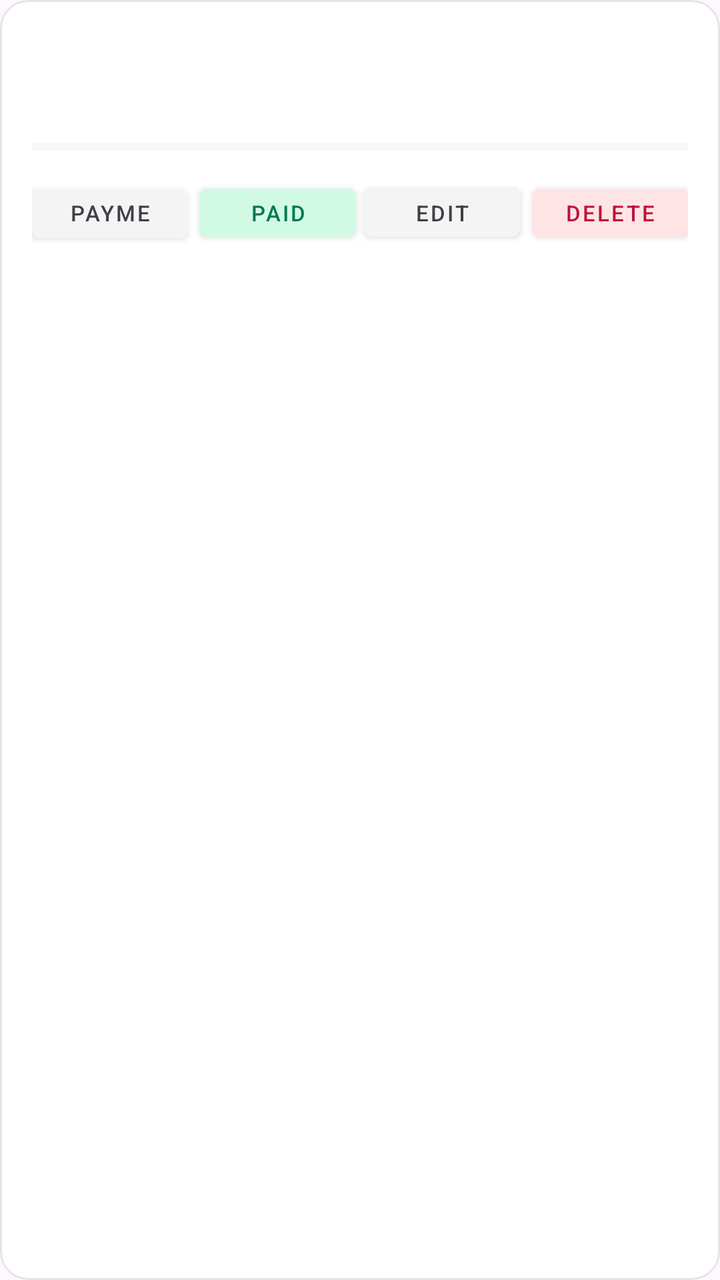
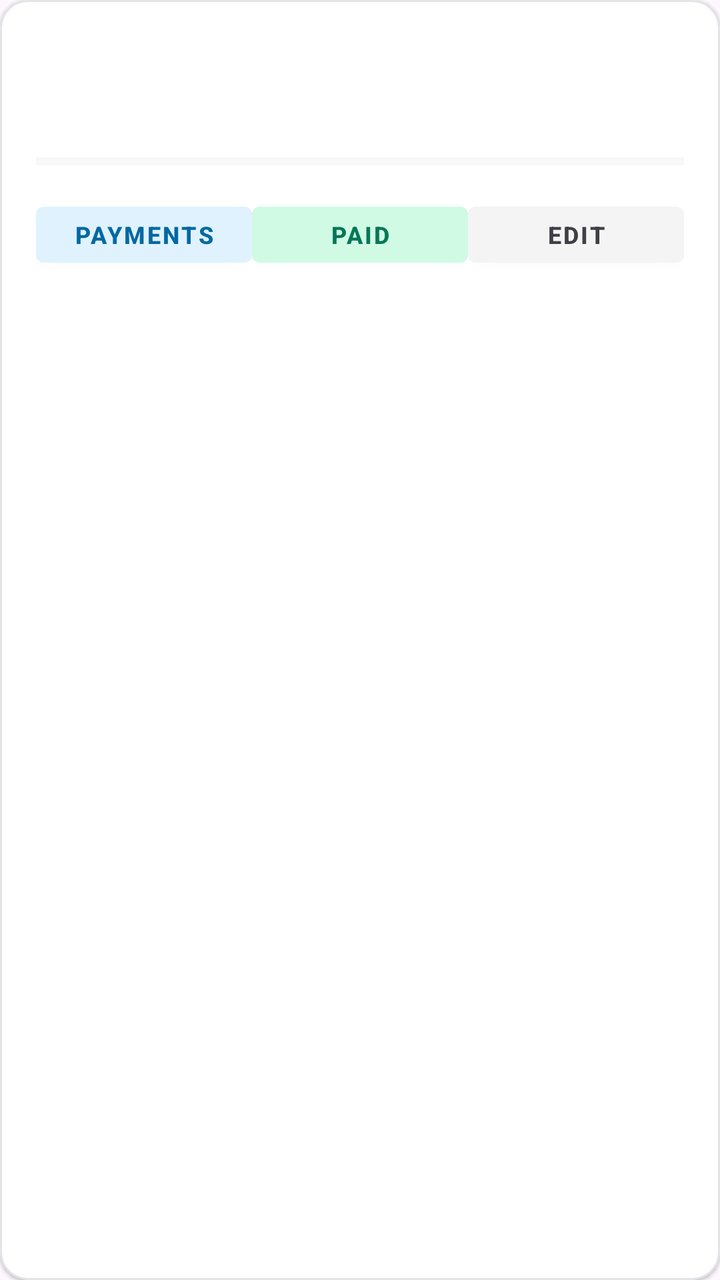

Before-and-after screenshots of an Android layout around one commit, followed by the original layout XML and the change that was made.
<!-- AndroidManifest.xml: application theme Theme.LoanBuddy -->
<!-- res/layout/item_loan.xml -->
<?xml version="1.0" encoding="utf-8"?>
<com.google.android.material.card.MaterialCardView
    xmlns:android="http://schemas.android.com/apk/res/android"
    xmlns:app="http://schemas.android.com/apk/res-auto"
    android:layout_width="match_parent"
    android:layout_height="wrap_content"
    android:layout_marginHorizontal="16dp"
    android:layout_marginVertical="5dp"
    app:cardBackgroundColor="@color/bg_card"
    app:cardCornerRadius="14dp"
    app:cardElevation="0dp"
    app:strokeColor="@color/zinc_200"
    app:strokeWidth="1dp">

    <LinearLayout
        android:layout_width="match_parent"
        android:layout_height="wrap_content"
        android:orientation="vertical"
        android:padding="16dp">

        
        <LinearLayout
            android:layout_width="match_parent"
            android:layout_height="wrap_content"
            android:orientation="horizontal"
            android:gravity="center_vertical">

            <LinearLayout
                android:layout_width="0dp"
                android:layout_height="wrap_content"
                android:layout_weight="1"
                android:orientation="vertical">

                <TextView
                    android:id="@+id/borrower_name"
                    android:layout_width="wrap_content"
                    android:layout_height="wrap_content"
                    android:textColor="@color/zinc_900"
                    android:textSize="16sp"
                    android:textStyle="bold" />

                <LinearLayout
                    android:layout_width="wrap_content"
                    android:layout_height="wrap_content"
                    android:orientation="horizontal"
                    android:layout_marginTop="4dp">

                    <TextView
                        android:id="@+id/status_badge"
                        android:layout_width="wrap_content"
                        android:layout_height="wrap_content"
                        android:paddingHorizontal="8dp"
                        android:paddingVertical="2dp"
                        android:textSize="11sp"
                        android:textStyle="bold" />

                    <TextView
                        android:id="@+id/date_lent"
                        android:layout_width="wrap_content"
                        android:layout_height="wrap_content"
                        android:layout_marginStart="8dp"
                        android:textColor="@color/zinc_500"
                        android:textSize="12sp" />
                </LinearLayout>

                <TextView
                    android:id="@+id/due_date"
                    android:layout_width="wrap_content"
                    android:layout_height="wrap_content"
                    android:layout_marginTop="2dp"
                    android:textColor="@color/rose_600"
                    android:textSize="12sp"
                    android:visibility="gone" />
            </LinearLayout>

            <LinearLayout
                android:layout_width="wrap_content"
                android:layout_height="wrap_content"
                android:orientation="vertical"
                android:gravity="end">

                <TextView
                    android:id="@+id/loan_amount"
                    android:layout_width="wrap_content"
                    android:layout_height="wrap_content"
                    android:textColor="@color/zinc_900"
                    android:textSize="16sp"
                    android:textStyle="bold" />

                <TextView
                    android:id="@+id/remaining"
                    android:layout_width="wrap_content"
                    android:layout_height="wrap_content"
                    android:textColor="@color/rose_600"
                    android:textSize="12sp" />
            </LinearLayout>
        </LinearLayout>

        
        <ProgressBar
            android:id="@+id/progress_bar"
            style="@style/Widget.AppCompat.ProgressBar.Horizontal"
            android:layout_width="match_parent"
            android:layout_height="6dp"
            android:layout_marginTop="10dp"
            android:max="100"
            android:progressTint="@color/emerald_500"
            android:progressBackgroundTint="@color/zinc_200" />

        
        <LinearLayout
            android:layout_width="match_parent"
            android:layout_height="wrap_content"
            android:orientation="horizontal"
            android:layout_marginTop="12dp"
            android:weightSum="4">

            <Button
                android:id="@+id/btn_payments"
                android:layout_width="0dp"
                android:layout_height="36dp"
                android:layout_weight="1"
                android:layout_marginEnd="4dp"
                android:backgroundTint="@color/zinc_100"
                android:text="Payments"
                android:textColor="@color/zinc_700"
                android:textSize="11sp"
                style="@style/Widget.MaterialComponents.Button" />

            <Button
                android:id="@+id/btn_toggle_paid"
                android:layout_width="0dp"
                android:layout_height="36dp"
                android:layout_weight="1"
                android:layout_marginHorizontal="2dp"
                android:backgroundTint="@color/emerald_100"
                android:text="Paid"
                android:textColor="@color/emerald_700"
                android:textSize="11sp"
                style="@style/Widget.MaterialComponents.Button" />

            <Button
                android:id="@+id/btn_edit"
                android:layout_width="0dp"
                android:layout_height="36dp"
                android:layout_weight="1"
                android:layout_marginHorizontal="2dp"
                android:backgroundTint="@color/zinc_100"
                android:text="Edit"
                android:textColor="@color/zinc_700"
                android:textSize="11sp"
                style="@style/Widget.MaterialComponents.Button" />

            <Button
                android:id="@+id/btn_delete"
                android:layout_width="0dp"
                android:layout_height="36dp"
                android:layout_weight="1"
                android:layout_marginStart="4dp"
                android:backgroundTint="@color/rose_100"
                android:text="Delete"
                android:textColor="@color/rose_700"
                android:textSize="11sp"
                style="@style/Widget.MaterialComponents.Button" />
        </LinearLayout>
    </LinearLayout>
</com.google.android.material.card.MaterialCardView>
<!-- resources referenced by this layout -->
<resources>
  <color name="bg_card">#FFFFFF</color>
  <color name="emerald_100">#D1FAE5</color>
  <color name="emerald_500">#10B981</color>
  <color name="emerald_700">#047857</color>
  <color name="rose_100">#FFE4E6</color>
  <color name="rose_600">#E11D48</color>
  <color name="rose_700">#BE123C</color>
  <color name="zinc_100">#F4F4F5</color>
  <color name="zinc_200">#E4E4E7</color>
  <color name="zinc_500">#71717A</color>
  <color name="zinc_700">#3F3F46</color>
  <color name="zinc_900">#18181B</color>
  <style name="Theme.LoanBuddy" parent="Base.Theme.LoanBuddy" />
  <style name="Base.Theme.LoanBuddy" parent="Theme.Material3.DayNight.NoActionBar">
          
          
      </style>
</resources>

<!-- the commit's change to res/layout/item_loan.xml (unified diff, before → after) -->
@@ -5,10 +5,10 @@
     android:layout_width="match_parent"
     android:layout_height="wrap_content"
     android:layout_marginHorizontal="16dp"
-    android:layout_marginVertical="5dp"
+    android:layout_marginVertical="8dp"
     app:cardBackgroundColor="@color/bg_card"
     app:cardCornerRadius="14dp"
-    app:cardElevation="0dp"
+    app:cardElevation="1dp"
     app:strokeColor="@color/zinc_200"
     app:strokeWidth="1dp">
 
@@ -16,14 +16,15 @@
         android:layout_width="match_parent"
         android:layout_height="wrap_content"
         android:orientation="vertical"
-        android:padding="16dp">
+        android:padding="18dp">
 
         
         <LinearLayout
             android:layout_width="match_parent"
             android:layout_height="wrap_content"
             android:orientation="horizontal"
-            android:gravity="center_vertical">
+            android:gravity="center_vertical"
+            android:layout_marginBottom="12dp">
 
             <LinearLayout
                 android:layout_width="0dp"
@@ -37,20 +38,23 @@
                     android:layout_height="wrap_content"
                     android:textColor="@color/zinc_900"
                     android:textSize="16sp"
-                    android:textStyle="bold" />
+                    android:textStyle="bold"
+                    android:maxLines="1"
+                    android:ellipsize="end" />
 
                 <LinearLayout
                     android:layout_width="wrap_content"
                     android:layout_height="wrap_content"
                     android:orientation="horizontal"
-                    android:layout_marginTop="4dp">
+                    android:layout_marginTop="6dp"
+                    android:gravity="center_vertical">
 
                     <TextView
                         android:id="@+id/status_badge"
                         android:layout_width="wrap_content"
                         android:layout_height="wrap_content"
                         android:paddingHorizontal="8dp"
-                        android:paddingVertical="2dp"
+                        android:paddingVertical="3dp"
                         android:textSize="11sp"
                         android:textStyle="bold" />
 
@@ -58,26 +62,18 @@
                         android:id="@+id/date_lent"
                         android:layout_width="wrap_content"
                         android:layout_height="wrap_content"
-                        android:layout_marginStart="8dp"
+                        android:layout_marginStart="10dp"
                         android:textColor="@color/zinc_500"
                         android:textSize="12sp" />
                 </LinearLayout>
-
-                <TextView
-                    android:id="@+id/due_date"
-                    android:layout_width="wrap_content"
-                    android:layout_height="wrap_content"
-                    android:layout_marginTop="2dp"
-                    android:textColor="@color/rose_600"
-                    android:textSize="12sp"
-                    android:visibility="gone" />
             </LinearLayout>
 
             <LinearLayout
                 android:layout_width="wrap_content"
                 android:layout_height="wrap_content"
                 android:orientation="vertical"
-                android:gravity="end">
+                android:gravity="end"
+                android:layout_marginStart="12dp">
 
                 <TextView
                     android:id="@+id/loan_amount"
@@ -92,75 +88,74 @@
                     android:layout_width="wrap_content"
                     android:layout_height="wrap_content"
                     android:textColor="@color/rose_600"
-                    android:textSize="12sp" />
+                    android:textSize="12sp"
+                    android:layout_marginTop="4dp" />
             </LinearLayout>
         </LinearLayout>
+
+        
+        <TextView
+            android:id="@+id/due_date"
+            android:layout_width="wrap_content"
+            android:layout_height="wrap_content"
+            android:textColor="@color/rose_600"
+            android:textSize="12sp"
+            android:layout_marginBottom="12dp"
+            android:visibility="gone" />
 
         
         <ProgressBar
             android:id="@+id/progress_bar"
             style="@style/Widget.AppCompat.ProgressBar.Horizontal"
             android:layout_width="match_parent"
-            android:layout_height="6dp"
-            android:layout_marginTop="10dp"
+            android:layout_height="5dp"
             android:max="100"
             android:progressTint="@color/emerald_500"
-            android:progressBackgroundTint="@color/zinc_200" />
+            android:progressBackgroundTint="@color/zinc_200"
+            android:layout_marginBottom="14dp" />
 
         
         <LinearLayout
             android:layout_width="match_parent"
             android:layout_height="wrap_content"
             android:orientation="horizontal"
-            android:layout_marginTop="12dp"
-            android:weightSum="4">
+            android:weightSum="3"
+            android:spacing="8dp">
 
             <Button
                 android:id="@+id/btn_payments"
                 android:layout_width="0dp"
-                android:layout_height="36dp"
+                android:layout_height="40dp"
                 android:layout_weight="1"
-                android:layout_marginEnd="4dp"
-                android:backgroundTint="@color/zinc_100"
+                android:backgroundTint="@color/sky_100"
                 android:text="Payments"
-                android:textColor="@color/zinc_700"
-                android:textSize="11sp"
+                android:textColor="@color/sky_700"
+                android:textSize="12sp"
+                android:textStyle="bold"
                 style="@style/Widget.MaterialComponents.Button" />
 
             <Button
                 android:id="@+id/btn_toggle_paid"
                 android:layout_width="0dp"
-                android:layout_height="36dp"
+                android:layout_height="40dp"
                 android:layout_weight="1"
-                android:layout_marginHorizontal="2dp"
                 android:backgroundTint="@color/emerald_100"
                 android:text="Paid"
                 android:textColor="@color/emerald_700"
-                android:textSize="11sp"
+                android:textSize="12sp"
+                android:textStyle="bold"
                 style="@style/Widget.MaterialComponents.Button" />
 
             <Button
                 android:id="@+id/btn_edit"
                 android:layout_width="0dp"
-                android:layout_height="36dp"
+                android:layout_height="40dp"
                 android:layout_weight="1"
-                android:layout_marginHorizontal="2dp"
                 android:backgroundTint="@color/zinc_100"
                 android:text="Edit"
                 android:textColor="@color/zinc_700"
-                android:textSize="11sp"
-                style="@style/Widget.MaterialComponents.Button" />
-
-            <Button
-                android:id="@+id/btn_delete"
-                android:layout_width="0dp"
-                android:layout_height="36dp"
-                android:layout_weight="1"
-                android:layout_marginStart="4dp"
-                android:backgroundTint="@color/rose_100"
-                android:text="Delete"
-                android:textColor="@color/rose_700"
-                android:textSize="11sp"
+                android:textSize="12sp"
+                android:textStyle="bold"
                 style="@style/Widget.MaterialComponents.Button" />
         </LinearLayout>
     </LinearLayout>
<!-- resource entries referenced after the edit -->
@@ -4,9 +4,9 @@
   <color name="emerald_100">#D1FAE5</color>
   <color name="emerald_500">#10B981</color>
   <color name="emerald_700">#047857</color>
-  <color name="rose_100">#FFE4E6</color>
   <color name="rose_600">#E11D48</color>
-  <color name="rose_700">#BE123C</color>
+  <color name="sky_100">#E0F2FE</color>
+  <color name="sky_700">#0369A1</color>
   <color name="zinc_100">#F4F4F5</color>
   <color name="zinc_200">#E4E4E7</color>
   <color name="zinc_500">#71717A</color>
